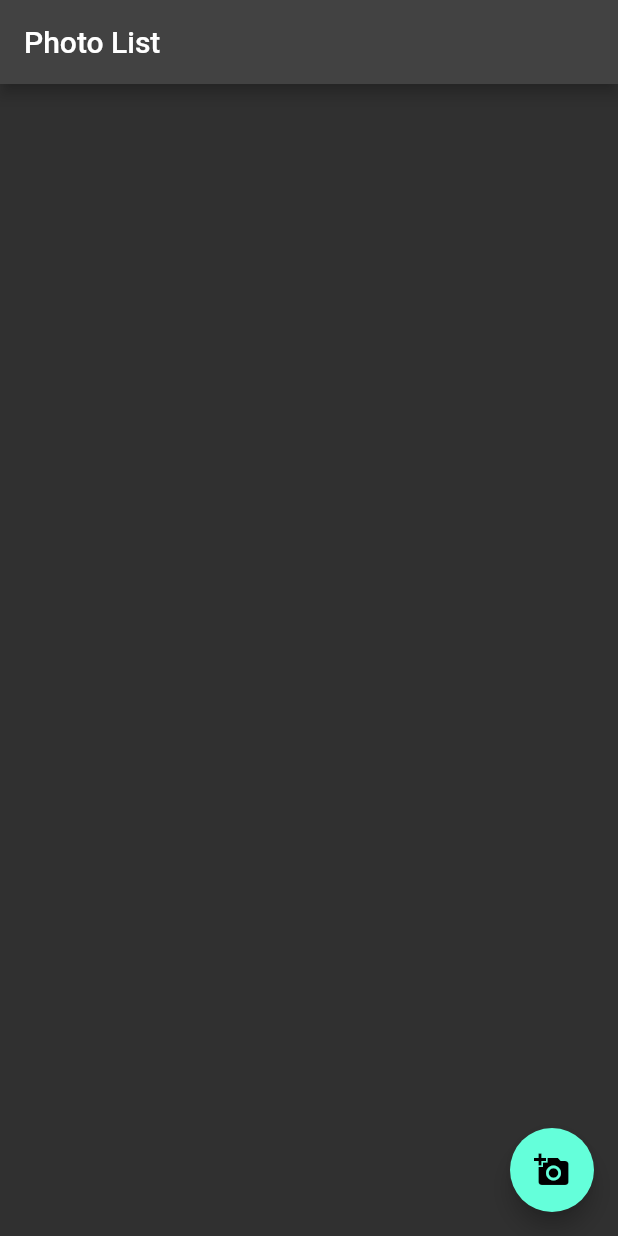
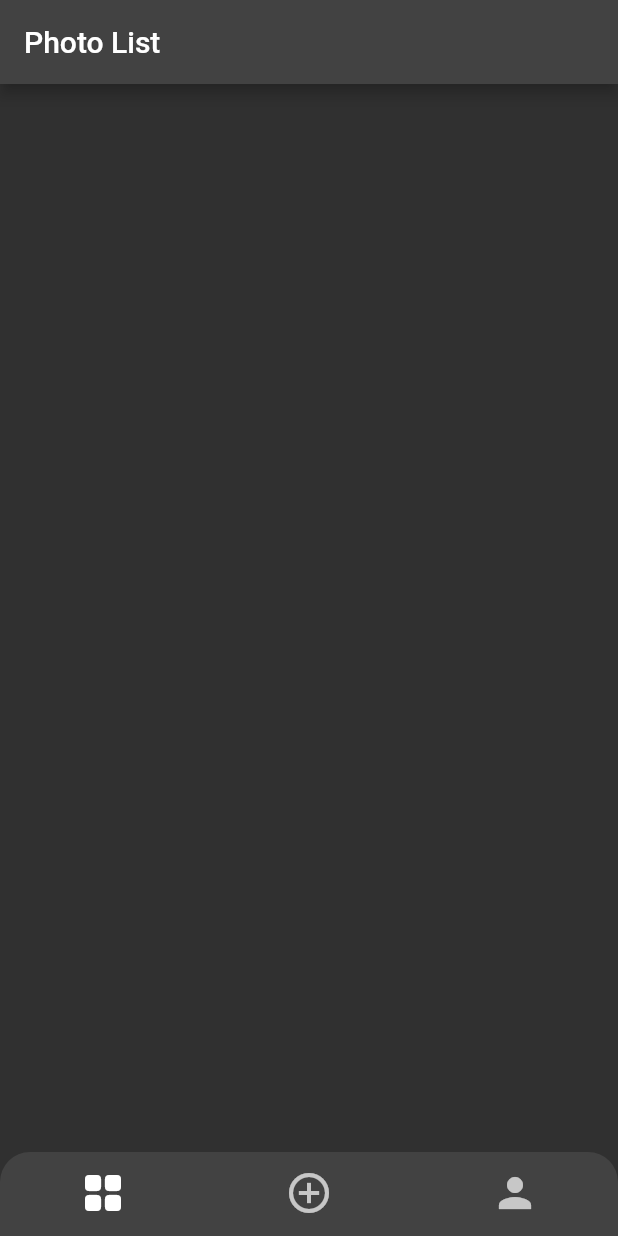
Before and after one commit to kenticent-edu/printit, a Flutter app: the PhotoListPage screen opened directly, on a phone screen of 412 x 824 dp. Run offline on Flutter 3.47's test engine with Material 2 defaults, Android fonts, the phone set to English and light mode, and no system bars; our stand-ins replace equatable, flutter_bloc, image_picker.

Commit message:
Add sliding widget

```diff
--- a/lib/photo_list/widgets/photo_list_page.dart
+++ b/lib/photo_list/widgets/photo_list_page.dart
@@ -2,6 +2,7 @@ import 'dart:io';
 import 'package:flutter/material.dart';
 import 'package:image_picker/image_picker.dart';
 import 'package:printit/photo_list/widgets/paper_type_radio_button.dart';
+import 'package:printit/screens/popup_group_page.dart';
 import '../models/photo.dart';
 
 class PhotoListPage extends StatefulWidget {
@@ -14,9 +15,12 @@ class PhotoListPage extends StatefulWidget {
 class _PhotoListPageState extends State<PhotoListPage> {
   final List<Photo> _photos = [];
   final _picker = ImagePicker();
+  int _selectedIndex = 0;
+  bool _photoIsChosen = false;
 
   Future<void> _addPhoto() async {
     final image = await _picker.pickImage(source: ImageSource.gallery);
+    _photoIsChosen = true;
     if (image != null) {
       setState(() {
         _photos.add(Photo(image.path));
@@ -27,6 +31,15 @@ class _PhotoListPageState extends State<PhotoListPage> {
   void _incrementQuantity(int index) {
     setState(() {
       _photos[index].quantity++;
+    });
+  }
+
+  void _onItemTapped(int index) {
+    setState(() {
+      if (index == 1) {
+        _addPhoto();
+      }
+      _selectedIndex = index;
     });
   }
 
@@ -44,6 +57,27 @@ class _PhotoListPageState extends State<PhotoListPage> {
     setState(() {
       _photos[index].format = newFormat;
     });
+  }
+
+  Widget _buildNextButton(context) {
+    return (_photoIsChosen != false)
+        ? Row(
+            mainAxisAlignment: MainAxisAlignment.end,
+            children: [
+              MaterialButton(
+                onPressed: () => showBottomGroupsPage(context),
+                minWidth: 167,
+                height: 48,
+                color: const Color(0xFF007AFF),
+                textColor: Colors.white,
+                child: const Text(
+                  'Next',
+                  style: TextStyle(fontSize: 17, fontWeight: FontWeight.w500),
+                ),
+              ),
+            ],
+          )
+        : Row();
   }
 
   void _changePaperType(int index, PaperType newPaperType) {
@@ -165,10 +199,29 @@ class _PhotoListPageState extends State<PhotoListPage> {
           );
         },
       ),
-      floatingActionButton: FloatingActionButton(
-        onPressed: _addPhoto,
-        child: const Icon(Icons.add_a_photo),
-      ),
+      floatingActionButton: _buildNextButton(context),
+      bottomNavigationBar: Container(
+          decoration: const BoxDecoration(
+              borderRadius: BorderRadius.vertical(top: Radius.circular(20))),
+          child: ClipRRect(
+              borderRadius:
+                  const BorderRadius.vertical(top: Radius.circular(20)),
+              child: BottomNavigationBar(
+                  backgroundColor: const Color(0xFF424242),
+                  currentIndex: _selectedIndex,
+                  selectedItemColor: Colors.white,
+                  selectedFontSize: 0,
+                  onTap: _onItemTapped,
+                  iconSize: 32,
+                  items: const [
+                    BottomNavigationBarItem(
+                        icon: Icon(Icons.grid_view_rounded), label: "grid"),
+                    BottomNavigationBarItem(
+                        icon: Icon(Icons.add_circle_outline),
+                        label: "add_photo"),
+                    BottomNavigationBarItem(
+                        icon: Icon(Icons.person), label: "profile"),
+                  ]))),
     );
   }
 }
```
Also changed, not shown: lib/login/widgets/app_buttons.dart (added, +38 -0 lines), lib/screens/popup_group_page.dart (added, +53 -0 lines).
